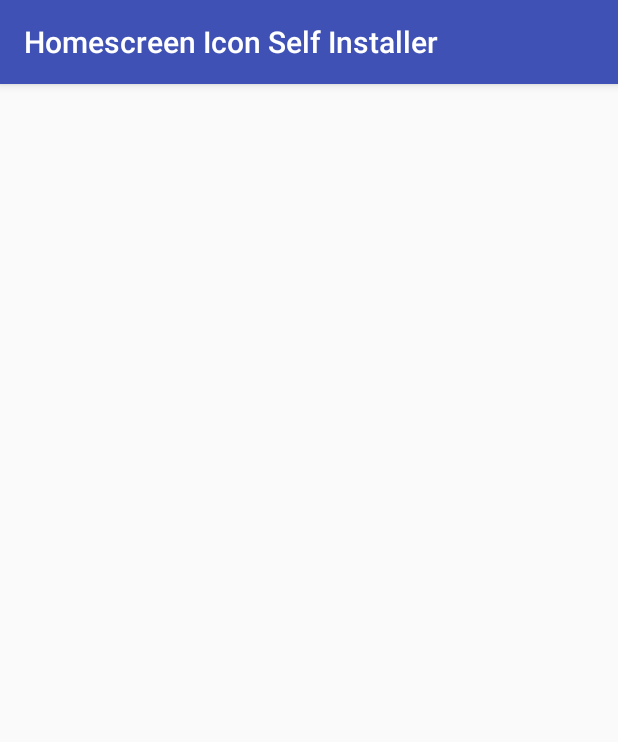
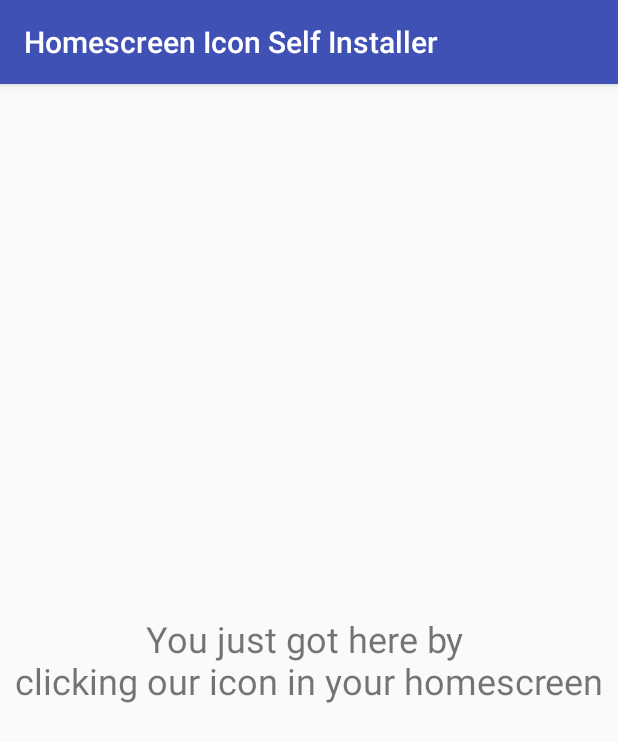
Before and after one commit to tiago-chaves-movile/homescreen-icon-self-installer, an Android app: the BrowserRedirectActivity screen opened directly, with no data from a screen before it, on a phone screen of 412 x 824 dp. Shown: the top 742 px of the screen. Run offline under Robolectric (Android 15) with nearby library versions, the phone set to English and light mode, and no system bars.

```diff
--- a/app/src/main/java/com/movile/homescreeniconselfinstaller/BrowserRedirectActivity.java
+++ b/app/src/main/java/com/movile/homescreeniconselfinstaller/BrowserRedirectActivity.java
@@ -1,7 +1,5 @@
 package com.movile.homescreeniconselfinstaller;
 
-import android.content.Intent;
-import android.net.Uri;
 import android.os.Bundle;
 import android.support.annotation.Nullable;
 import android.support.v7.app.AppCompatActivity;
@@ -13,7 +11,9 @@ public class BrowserRedirectActivity extends AppCompatActivity {
     @Override
     protected void onCreate(@Nullable Bundle savedInstanceState) {
         super.onCreate(savedInstanceState);
-        Intent browserIntent = new Intent(Intent.ACTION_VIEW, Uri.parse("http://www.google.com"));
-        startActivity(browserIntent);
+        setContentView(R.layout.browser_redirect_activity);
+
+//        Intent browserIntent = new Intent(Intent.ACTION_VIEW, Uri.parse("http://www.google.com"));
+//        startActivity(browserIntent);
     }
 }
--- /dev/null
+++ b/app/src/main/res/layout/browser_redirect_activity.xml
@@ -0,0 +1,14 @@
+<?xml version="1.0" encoding="utf-8"?>
+<LinearLayout xmlns:android="http://schemas.android.com/apk/res/android"
+    android:layout_width="match_parent"
+    android:layout_height="match_parent"
+    android:orientation="vertical">
+
+    <TextView
+        android:layout_width="match_parent"
+        android:layout_height="match_parent"
+        android:gravity="center"
+        android:text="You just got here by \nclicking our icon in your homescreen"
+        android:textSize="24dp" />
+
+</LinearLayout>
```
Also changed, not shown: app/src/main/java/com/movile/homescreeniconselfinstaller/MainActivity.java (+30 -31 lines).
